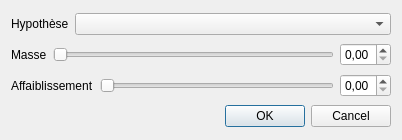
Qt form UI/MasseDialog.ui (Hamza5/Plateforme-outils-SII) before a commit.
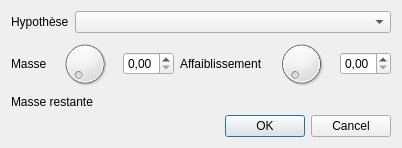
The same form after that commit.

Commit message: Ajouter le fichier ResultatsDialog.ui (Oublié)

The edit to the form file:
```diff
--- a/UI/MasseDialog.ui
+++ b/UI/MasseDialog.ui
@@ -48,14 +48,7 @@
       </widget>
      </item>
      <item>
-      <widget class="QSlider" name="masseSlider">
-       <property name="maximum">
-        <number>100</number>
-       </property>
-       <property name="orientation">
-        <enum>Qt::Horizontal</enum>
-       </property>
-      </widget>
+      <widget class="QDial" name="masseSlider"/>
      </item>
      <item>
       <widget class="QDoubleSpinBox" name="masseSpinBox">
@@ -67,10 +60,6 @@
        </property>
       </widget>
      </item>
-    </layout>
-   </item>
-   <item>
-    <layout class="QHBoxLayout" name="horizontalLayout_3">
      <item>
       <widget class="QLabel" name="affaiblissementLabel">
        <property name="text">
@@ -79,14 +68,7 @@
       </widget>
      </item>
      <item>
-      <widget class="QSlider" name="affaiblissementSlider">
-       <property name="maximum">
-        <number>100</number>
-       </property>
-       <property name="orientation">
-        <enum>Qt::Horizontal</enum>
-       </property>
-      </widget>
+      <widget class="QDial" name="affaiblissementSlider"/>
      </item>
      <item>
       <widget class="QDoubleSpinBox" name="affaiblissementSpinBox">
@@ -103,6 +85,17 @@
      </item>
     </layout>
    </item>
+   <item>
+    <layout class="QHBoxLayout" name="horizontalLayout_3">
+     <item>
+      <widget class="QLabel" name="remainingMassLabel">
+       <property name="text">
+        <string>Masse restante</string>
+       </property>
+      </widget>
+     </item>
+    </layout>
+   </item>
    <item>
     <widget class="QDialogButtonBox" name="buttonBox">
      <property name="orientation">
```
The commit also changes 4 other files.
